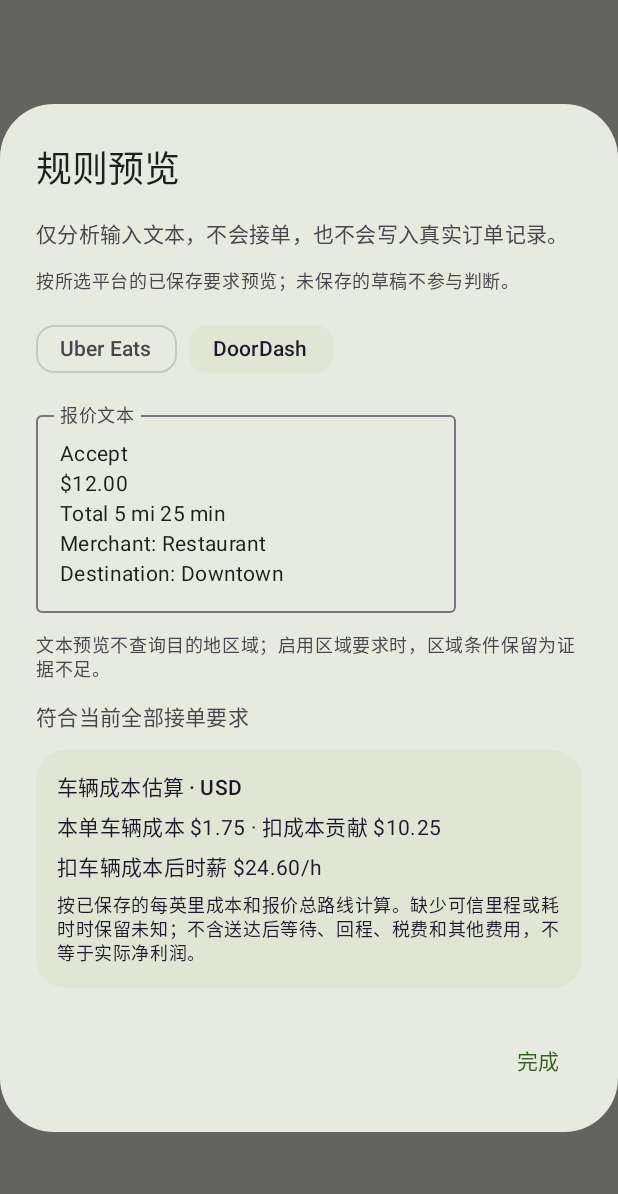
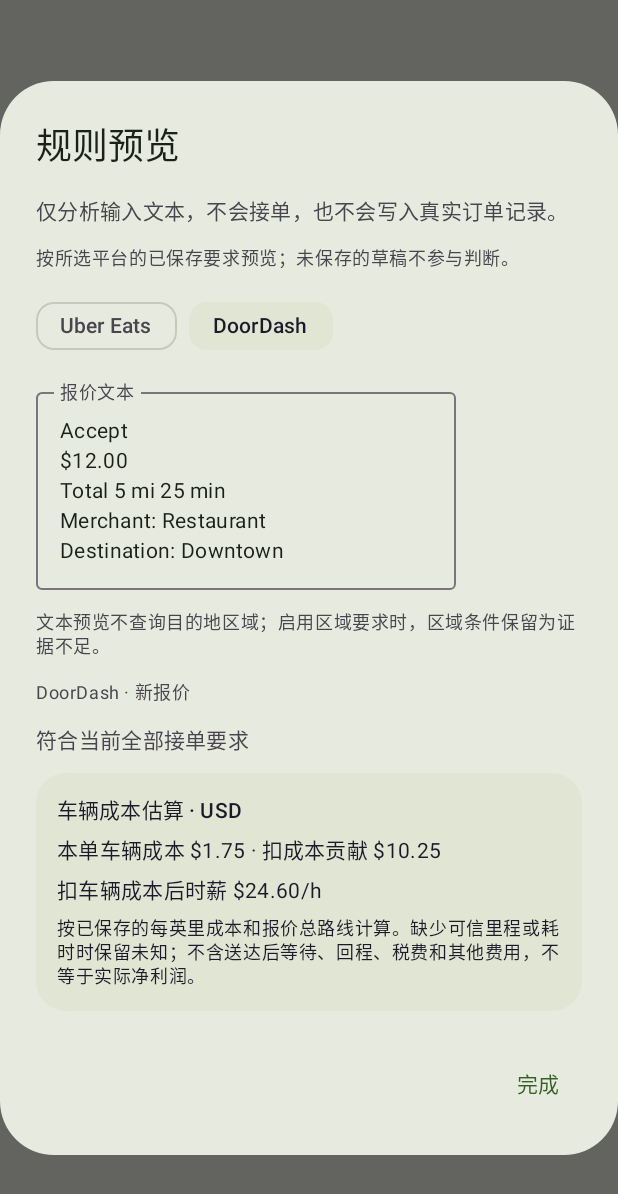
Before and after one commit to pennyMorant/offer-pilot, an Android app built with Jetpack Compose: the composable RulePreviewDialog shown on its own in the app's theme, after a tap on "DoorDash", on a phone screen of 412 x 824 dp. Shown: the top 1194 px of the screen. Run offline under Robolectric (Android 15) with nearby library versions, the phone set to English and light mode, and no system bars; our stand-ins replace Material 3 Expressive styles (plain Material 3 is drawn); 4 statements that could not run were skipped.

Commit message:
fix(parsing): scope inline route labels and expose page and metric uncertainty

```diff
--- a/app/src/main/java/com/overud/overlay/OfferOverlay.kt
+++ b/app/src/main/java/com/overud/overlay/OfferOverlay.kt
@@ -11,6 +11,8 @@ import android.widget.LinearLayout
 import android.widget.TextView
 import com.overud.di.AppContainer
 import com.overud.ui.components.vehicleCostPresentation
+import com.overud.ui.components.platformPagePresentation
+import com.overud.ui.components.offerAmountPresentation
 import kotlinx.coroutines.*
 import kotlinx.coroutines.flow.collectLatest
 import com.overud.ui.components.destinationPresentation
@@ -47,11 +49,11 @@ class OfferOverlay(private val context: Context, private val runtime: AppContain
                 }
                 label.text = "Overud · $mode\n" +
                     (offer?.let {
-                        val amount = it.amountCents?.let { cents -> "$${"%.2f".format(cents / 100.0)}" } ?: "金额未知"
+                        val amount = offerAmountPresentation(it)
                         "${it.platform.label}  $amount\n${state.decision?.reasons?.firstOrNull() ?: "符合接单要求"}\n" +
                             vehicleCostPresentation(state.decision?.valuation).compact + "\n" +
                             destinationPresentation(state.destinationAssessment, Locale.getDefault()).title
-                    } ?: "等待新报价")
+                    } ?: platformPagePresentation(state.currentPage) ?: "等待新报价")
                 pause.isEnabled = state.autoAcceptEnabled
             }
         }
--- a/app/src/main/java/com/overud/ui/components/OfferCard.kt
+++ b/app/src/main/java/com/overud/ui/components/OfferCard.kt
@@ -25,9 +25,8 @@ import java.util.Date
                 Text(offer.platform.label, style = MaterialTheme.typography.labelLarge)
                 Text(SimpleDateFormat("HH:mm", locale).format(Date(offer.observedAt)), style = MaterialTheme.typography.labelMedium)
             }
-            Text(offer.amountCents?.let(::money) ?: "金额待识别", style = MaterialTheme.typography.displayLarge)
-            Text("${offer.distanceMeters?.let { "%.1f mi".format(it / ValueEngine.METERS_PER_MILE) } ?: "里程未知"}  ·  ${offer.durationSeconds?.let { "${it / 60} min" } ?: "耗时未知"}",
-                style = MaterialTheme.typography.titleMedium)
+            Text(offerAmountPresentation(offer), style = MaterialTheme.typography.displayLarge)
+            Text(offerRoutePresentation(offer), style = MaterialTheme.typography.titleMedium)
             HorizontalDivider()
             Row(Modifier.fillMaxWidth(), horizontalArrangement = Arrangement.spacedBy(24.dp)) {
                 Column { Text("每英里报价", style = MaterialTheme.typography.labelMedium); Text(decision?.valuation?.centsPerMile?.let { money(it.toLong()) } ?: "—", style = MaterialTheme.typography.titleLarge) }
--- /dev/null
+++ b/app/src/main/java/com/overud/ui/components/PlatformPagePresentation.kt
@@ -0,0 +1,23 @@
+package com.overud.ui.components
+
+import com.overud.model.*
+
+fun platformPagePresentation(page: PlatformPage?): String? {
+    page ?: return null
+    val label = when (page.type) {
+        PlatformPageType.UNKNOWN -> "当前页面尚未识别"
+        PlatformPageType.OFFER -> "新报价"
+        PlatformPageType.ADDON_OFFER -> "追加单报价 · 当前保留手动接单"
+        PlatformPageType.ACCEPT_CONFIRMATION -> "接单确认页 · 当前保留手动确认"
+        PlatformPageType.ACCEPTED -> "已接受订单"
+        PlatformPageType.PICKUP -> "取餐阶段"
+        PlatformPageType.DELIVERY -> "送达阶段"
+        PlatformPageType.COMPLETED -> "配送完成页"
+        PlatformPageType.CANCELLED -> "取消状态页 · 请核对配送占用"
+        PlatformPageType.OFFLINE -> "离线或开始工作页面"
+        PlatformPageType.HISTORY -> "历史页面 · 不解析为新报价"
+        PlatformPageType.AMBIGUOUS -> "页面信息冲突 · 本帧不接单"
+    }
+    val source = if (page.source == OfferSource.OCR) " · 截图识别，仅供参考" else ""
+    return "${page.platform.label} · $label$source"
+}
--- a/app/src/main/java/com/overud/ui/dashboard/DashboardUiState.kt
+++ b/app/src/main/java/com/overud/ui/dashboard/DashboardUiState.kt
@@ -3,6 +3,7 @@ package com.overud.ui.dashboard
 import com.overud.bridge.BridgeStatus
 import com.overud.model.*
 import com.overud.work.WorkState
+import com.overud.ui.components.platformPagePresentation
 
 data class DashboardUiState(
     val working: Boolean,
@@ -20,6 +21,7 @@ data class DashboardUiState(
     val destinationAssessment: DestinationAssessment = DestinationAssessment(),
     val autoAcceptEnabled: Boolean = false,
     val deliveryPhase: DeliveryPhase = DeliveryPhase.AVAILABLE,
+    val currentPageLabel: String? = null,
 ) {
     companion object {
         fun from(work: WorkState, bridge: BridgeStatus) = DashboardUiState(
@@ -30,6 +32,7 @@ data class DashboardUiState(
             destinationAssessment = work.destinationAssessment,
             autoAcceptEnabled = work.autoAcceptEnabled,
             deliveryPhase = work.deliveryPhase,
+            currentPageLabel = platformPagePresentation(work.currentPage),
         )
     }
 }
--- a/app/src/main/java/com/overud/ui/dashboard/WorkSessionCard.kt
+++ b/app/src/main/java/com/overud/ui/dashboard/WorkSessionCard.kt
@@ -34,6 +34,7 @@ fun WorkSessionCard(state: DashboardUiState, onWork: () -> Unit) {
                 if (state.working) LoadingIndicator(Modifier.size(34.dp))
             }
             Text(state.message, style = MaterialTheme.typography.bodyLarge)
+            state.currentPageLabel?.let { Text(it, style = MaterialTheme.typography.bodySmall) }
             Button(
                 onClick = onWork,
                 enabled = state.working || state.connection.authorized,
--- a/app/src/main/java/com/overud/ui/rules/RulePreviewDialog.kt
+++ b/app/src/main/java/com/overud/ui/rules/RulePreviewDialog.kt
@@ -27,6 +27,7 @@ import com.overud.ui.components.VehicleCostSummary
                 label = { Text("报价文本") }, minLines = 4, maxLines = 8)
             Text("文本预览不查询目的地区域；启用区域要求时，区域条件保留为证据不足。",
                 style = MaterialTheme.typography.bodySmall)
+            preview.pageSummary?.let { Text(it, style = MaterialTheme.typography.bodySmall) }
             Text(preview.explanation)
             preview.valuation?.let { VehicleCostSummary(it) }
         }
--- a/app/src/main/java/com/overud/ui/rules/RulesUiState.kt
+++ b/app/src/main/java/com/overud/ui/rules/RulesUiState.kt
@@ -36,4 +36,5 @@ data class RulePreviewState(
     val platform: Platform = Platform.UBER_EATS,
     val explanation: String = "",
     val valuation: Valuation? = null,
+    val pageSummary: String? = null,
 )
--- a/app/src/main/java/com/overud/ui/rules/RulesViewModel.kt
+++ b/app/src/main/java/com/overud/ui/rules/RulesViewModel.kt
@@ -5,6 +5,7 @@ import androidx.lifecycle.viewModelScope
 import com.overud.model.*
 import com.overud.platform.OfferParser
 import com.overud.valuation.EligibilityEvaluator
+import com.overud.ui.components.platformPagePresentation
 import com.overud.work.WorkSessionController
 import kotlinx.coroutines.flow.*
 import kotlinx.coroutines.launch
@@ -105,6 +106,7 @@ class RulesViewModel(private val session: WorkSessionController) : ViewModel() {
         val decision = offer?.let { EligibilityEvaluator.assess(it, session.state.value.policy, it.observedAt) }
         val explanation = decision?.reasons?.joinToString("；")?.ifEmpty { "符合当前全部接单要求" }
             ?: "无法识别报价，请包含接单按钮文字和金额"
-        mutablePreview.value = RulePreviewState(text, platform, explanation, decision?.valuation)
+        mutablePreview.value = RulePreviewState(text, platform, explanation, decision?.valuation,
+            platformPagePresentation(OfferParser.classify(platform, text)))
     }
 }
--- a/core/src/main/kotlin/com/overud/platform/DoorDashPages.kt
+++ b/core/src/main/kotlin/com/overud/platform/DoorDashPages.kt
@@ -14,7 +14,7 @@ object DoorDashPages {
         completed = setOf("delivery complete", "delivery completed", "order delivered", "订单已送达", "配送完成", "送达成功"),
         cancelled = setOf("order cancelled", "order canceled", "delivery cancelled", "delivery canceled", "订单已取消"),
         offline = setOf("dash now", "schedule a dash", "you're offline", "you are offline", "当前离线", "您已离线"),
-        history = setOf("order history", "delivery history", "past deliveries", "earnings activity", "历史订单", "配送历史"),
+        history = setOf("trip history", "行程历史", "order history", "delivery history", "past deliveries", "earnings activity", "历史订单", "配送历史"),
         addon = setOf("add to route", "add-on order", "add a delivery", "追加订单", "追加配送"),
     )
 
--- a/core/src/main/kotlin/com/overud/platform/RouteMetricsParser.kt
+++ b/core/src/main/kotlin/com/overud/platform/RouteMetricsParser.kt
@@ -13,8 +13,11 @@ internal object RouteMetricsParser {
     private val distance = Regex("(?<![\\d.])(\\d+(?:\\.\\d+)?)\\s*(mi(?:les?)?|km)\\b", RegexOption.IGNORE_CASE)
     private val duration = Regex("(?<![\\d.])(?:(\\d+)\\s*(?:hours?|hrs?|h)\\s*)?(\\d+)\\s*min(?:ute)?s?\\b|" +
         "(?<![\\d.])(\\d+)\\s*(?:hours?|hrs?|h)\\b", RegexOption.IGNORE_CASE)
-    private val total = "(?:total(?: route| trip)?|全程|总计)"
-    private val incremental = "(?:additional|extra|incremental|added|新增|额外)"
+    private val label = "(?:total(?:\\s+(?:route|trip|distance|time|duration))?|" +
+        "(?:additional|extra|incremental|added)(?:\\s+(?:route|distance|time|duration))?|pickup(?:\\s+distance)?|" +
+        "总里程|总距离|总耗时|总时间|全程路线|全程|总计|取餐距离|(?:新增|额外)(?:里程|距离|耗时|时间)?)"
+    private val marker = Regex("(?:^|\\s)($label)\\s*[:：]?\\s*(?=\\d)", RegexOption.IGNORE_CASE)
+    private val standalone = Regex("^($label)\\s*[:：]?\\s*$", RegexOption.IGNORE_CASE)
 
     fun parse(text: String, addon: Boolean): RouteMetrics {
         val lines = text.lines().map(String::trim).filter(String::isNotBlank)
@@ -26,14 +29,14 @@ internal object RouteMetricsParser {
                 val factor = if (match.groupValues[2].startsWith("mi", true)) 1609.344 else 1000.0
                 val meters = match.groupValues[1].toDoubleOrNull()?.times(factor)
                     ?.takeIf { it.isFinite() && it in 0.0..1_000_000.0 }?.toLong()
-                distances += Metric(meters, scope(line, previous, true))
+                distances += Metric(meters, scope(line.take(match.range.last + 1), previous, true))
             }
             duration.findAll(line).forEach { match ->
                 val hours = (match.groupValues[1].ifBlank { match.groupValues[3] }).ifBlank { "0" }.toLongOrNull()
                 val minutes = match.groupValues[2].ifBlank { "0" }.toLongOrNull()
                 val seconds = if (hours != null && hours in 0..24 && minutes != null && minutes in 0..1440)
                     (hours * 3600 + minutes * 60).takeIf { it in 1..86400 } else null
-                durations += Metric(seconds, scope(line, previous, false))
+                durations += Metric(seconds, scope(line.take(match.range.last + 1), previous, false))
             }
         }
         val expected = if (addon) Scope.INCREMENTAL else Scope.TOTAL
@@ -52,23 +55,18 @@ internal object RouteMetricsParser {
         return Selection(value, labelled.isNotEmpty() && choices.size == 1 && value != null)
     }
 
-    private fun scope(line: String, previous: String, isDistance: Boolean): Scope {
-        val metric = if (isDistance) "(?:distance|里程|距离)" else "(?:time|duration|耗时|时间)"
-        val other = if (isDistance) "(?:time|duration|耗时|时间)" else "(?:distance|里程|距离)"
-        if (Regex("^$total\\s*$other\\b", RegexOption.IGNORE_CASE).containsMatchIn(line)) return Scope.UNKNOWN
-        if (Regex("^$incremental\\s*$other\\b", RegexOption.IGNORE_CASE).containsMatchIn(line)) return Scope.UNKNOWN
-        if (isDistance && labelled(line, previous, "(?:pickup(?: distance)?|取餐距离)")) return Scope.PICKUP
-        if (labelled(line, previous, "$total\\s*$metric|总$metric")) return Scope.TOTAL
-        if (labelled(line, previous, "$incremental(?:\\s+$metric)?")) return Scope.INCREMENTAL
-        if (Regex("^$total\\s*[:：]?\\s*\\d", RegexOption.IGNORE_CASE).containsMatchIn(line)) return Scope.TOTAL
-        if (labelled(line, previous, "(?:total route|total trip|全程路线)")) return Scope.TOTAL
-        return Scope.UNKNOWN
-    }
-
-    private fun labelled(line: String, previous: String, label: String): Boolean {
-        val prefix = Regex("^(?:$label)\\s*[:：]?\\s*\\d", RegexOption.IGNORE_CASE)
-        val standalone = Regex("^(?:$label)\\s*[:：]?\\s*$", RegexOption.IGNORE_CASE)
-        return prefix.containsMatchIn(line) || (standalone.matches(previous) &&
-            Regex("^\\d").containsMatchIn(line) && !line.contains('$'))
+    private fun scope(prefix: String, previous: String, isDistance: Boolean): Scope {
+        val inline = marker.findAll(prefix).lastOrNull()?.groupValues?.get(1)
+        val preceding = standalone.matchEntire(previous)?.groupValues?.get(1)
+            ?.takeUnless { it.lowercase(java.util.Locale.ROOT) in setOf("total", "总计", "全程") }
+        val name = (inline ?: preceding)?.lowercase(java.util.Locale.ROOT) ?: return Scope.UNKNOWN
+        val distanceLabel = Regex("distance|里程|距离").containsMatchIn(name)
+        val timeLabel = Regex("time|duration|耗时|时间").containsMatchIn(name)
+        if ((distanceLabel && !isDistance) || (timeLabel && isDistance)) return Scope.UNKNOWN
+        return when {
+            name.startsWith("pickup") || name == "取餐距离" -> if (isDistance) Scope.PICKUP else Scope.UNKNOWN
+            name.startsWith("total") || name.startsWith("总") || name.startsWith("全程") -> Scope.TOTAL
+            else -> Scope.INCREMENTAL
+        }
     }
 }
--- a/core/src/main/kotlin/com/overud/platform/UberEatsPages.kt
+++ b/core/src/main/kotlin/com/overud/platform/UberEatsPages.kt
@@ -14,7 +14,7 @@ object UberEatsPages {
         completed = setOf("delivery complete", "delivery completed", "order delivered", "配送完成", "订单已送达", "送达成功"),
         cancelled = setOf("delivery cancelled", "delivery canceled", "order cancelled", "order canceled", "订单已取消"),
         offline = setOf("you're offline", "you are offline", "go online", "当前离线", "您已离线"),
-        history = setOf("trip history", "delivery history", "past deliveries", "earnings activity", "行程历史", "配送历史"),
+        history = setOf("order history", "历史订单", "trip history", "delivery history", "past deliveries", "earnings activity", "行程历史", "配送历史"),
         addon = setOf("add a delivery", "add-on delivery", "追加配送", "追加订单"),
     )
 
```
Also changed, not shown: app/src/main/java/com/overud/capture/CapturePipeline.kt (+12 -6 lines), app/src/main/java/com/overud/ui/components/OfferFieldPresentation.kt (added, +22 -0 lines).
